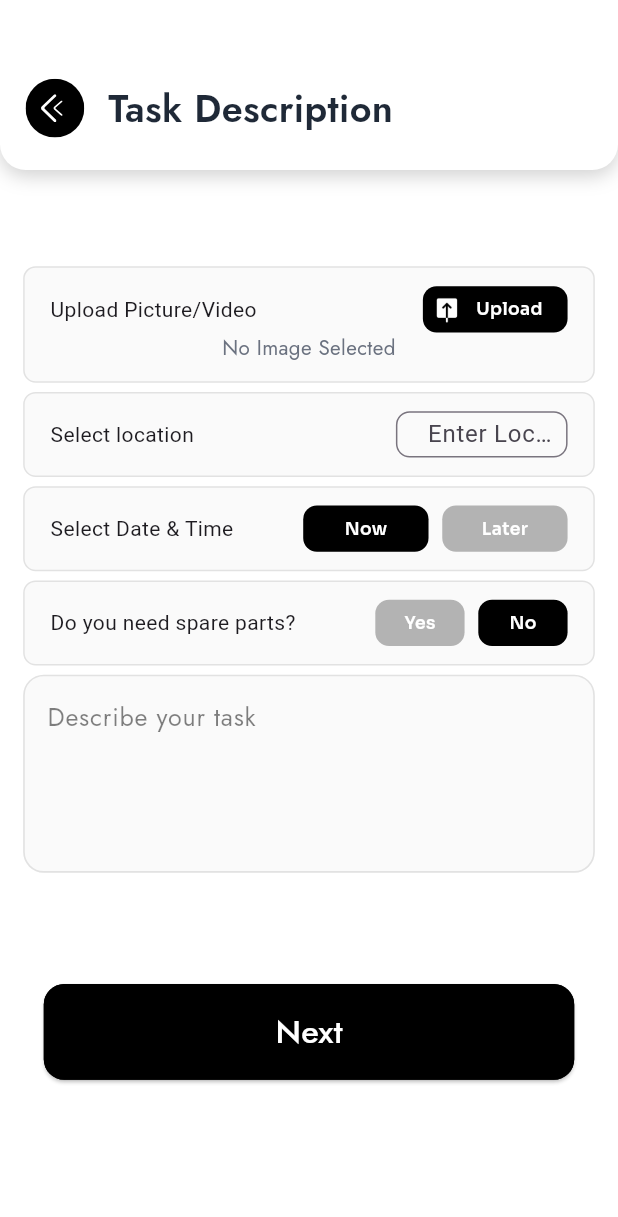
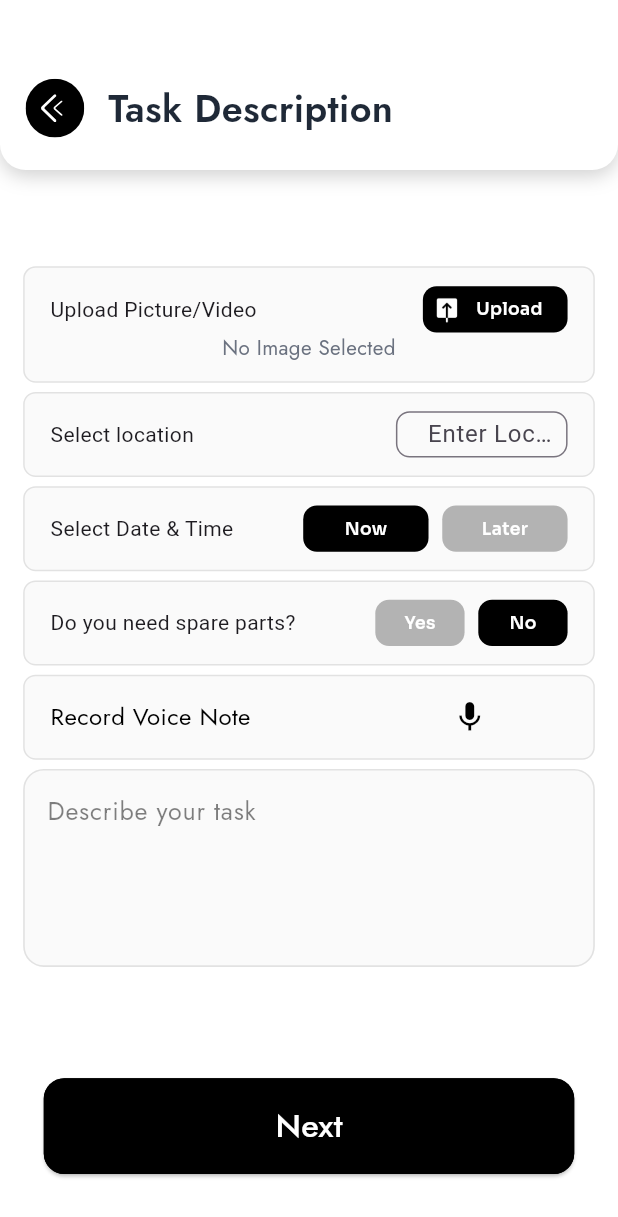
Before and after one commit to Shees-Ali1/reapiroo_firebaseapp, a Flutter app: the CustomerTaskHome screen opened directly, on a phone screen of 412 x 824 dp. Shown: the top 1217 px of the screen. Run offline on Flutter 3.47's test engine with Material 3 defaults, Android fonts, the light colour scheme and no system bars; our stand-ins replace animated_notch_bottom_bar, audioplayers, chewie, cloud_firestore, firebase_auth, firebase_core and 14 more; missing offline and left inert: audio_wave, flutter_sound, voice_message_package; accounts and stored records are empty; project files that could hold a hidden picture were left out.

Commit message:
hashir saved

```diff
--- a/lib/views/home_screens_for_customers/customer_task_home.dart
+++ b/lib/views/home_screens_for_customers/customer_task_home.dart
@@ -35,6 +35,7 @@ class _CustomerTaskHomeState extends State<CustomerTaskHome> {
   final HomeController customerVM = Get.find<HomeController>();
   final ServiceController serviceController = Get.find<ServiceController>();
   final TextEditingController task = TextEditingController();
+  final TextEditingController voice = TextEditingController();
   FlutterSoundRecorder? _recorder;
   File? _audioFile;
   bool _isRecording = false;
@@ -544,8 +545,45 @@ class _CustomerTaskHomeState extends State<CustomerTaskHome> {
                       ),
                     ),
                   ),
-
-                  // Custom Input Field (Task Description)
+                  // CustomInputField(controller: voice,hintText: 'Record Voice Note',),
+                  Container(
+                    height: 55.h,
+                    margin: EdgeInsets.only(bottom: 6.h),
+                    width: double.infinity,
+                    padding: EdgeInsets.symmetric(horizontal: 15.w),
+                    decoration: BoxDecoration(
+                      color: Color(0xffFAFAFA),
+                      border: Border.all(color: Color(0xffE2E2E2), width: 1),
+                      borderRadius: BorderRadius.circular(8.r),
+                    ),
+                    child: Row(
+                      mainAxisAlignment: MainAxisAlignment.spaceBetween,
+                      children: [
+                        Text(
+                          'Record Voice Note                ',
+                          style: jost400(14.sp, Colors.black), // Assuming jost400 is your custom text style
+                        ),
+                        _isRecording
+                            ? IconButton(
+                          icon: Icon(Icons.stop),
+                          onPressed: _stopRecording,
+                          color: Colors.red,
+                        )
+                            : IconButton(
+                          icon: Icon(Icons.mic),
+                          onPressed: _startRecording,
+                          color: Colors.black,
+                        ),
+                        // Optional progress indicator
+                        _isRecording
+                            ? CircularProgressIndicator(
+                          value: _progressValue,
+                          strokeWidth: 2,
+                        )
+                            : Container(),
+                      ],
+                    ),
+                  ),
                   CustomInputField(
                     maxLines: 4,
                     controller: task,
```
Also changed, not shown: lib/controllers/servicecontroller.dart (+21 -16 lines), lib/views/booking_screens/today_screen_content.dart (+45 -21 lines), 1 other file.
